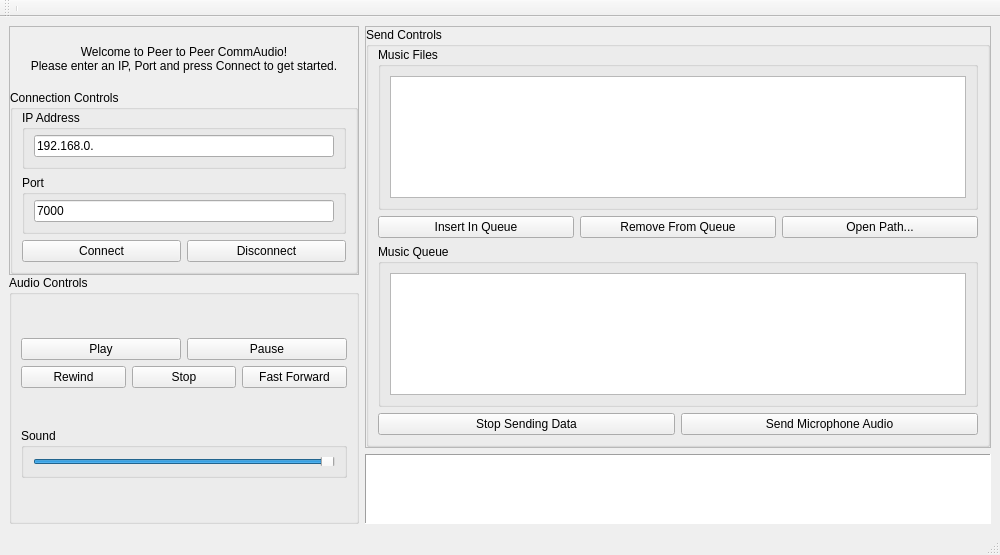
Before: the Qt Designer form UI/peertopeer.ui in JaegarSarauer/CommAudio, drawn with Qt 5.
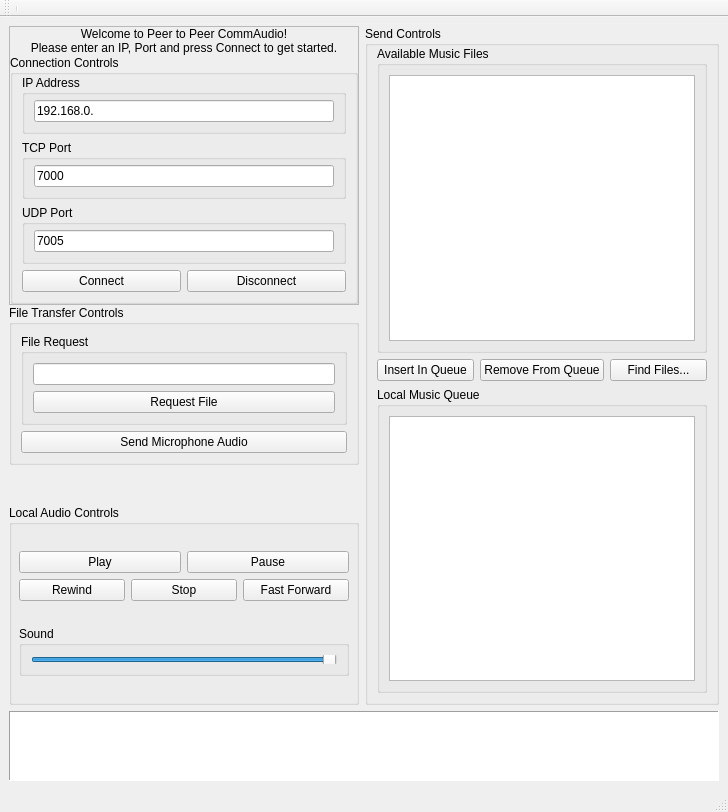
After: the same form once the commit is applied.

The edit to the form file:
```diff
--- a/UI/peertopeer.ui
+++ b/UI/peertopeer.ui
@@ -6,8 +6,8 @@
    <rect>
     <x>0</x>
     <y>0</y>
-    <width>1000</width>
-    <height>555</height>
+    <width>728</width>
+    <height>725</height>
    </rect>
   </property>
   <property name="windowTitle">
@@ -16,28 +16,29 @@
   <widget class="QWidget" name="centralWidget">
    <layout class="QHBoxLayout" name="horizontalLayout_3">
     <item>
-     <widget class="QWidget" name="widget" native="true">
-      <property name="maximumSize">
-       <size>
-        <width>350</width>
-        <height>16777215</height>
-       </size>
-      </property>
-      <layout class="QHBoxLayout" name="horizontalLayout_5" stretch="0">
-       <property name="leftMargin">
-        <number>0</number>
-       </property>
-       <property name="topMargin">
-        <number>0</number>
-       </property>
+     <layout class="QVBoxLayout" name="verticalLayout_13">
        <property name="rightMargin">
         <number>0</number>
        </property>
-       <property name="bottomMargin">
+      <item>
+       <layout class="QHBoxLayout" name="horizontalLayout_6">
+        <property name="rightMargin">
         <number>0</number>
        </property>
        <item>
         <widget class="QFrame" name="frame_2">
+          <property name="minimumSize">
+           <size>
+            <width>250</width>
+            <height>0</height>
+           </size>
+          </property>
+          <property name="maximumSize">
+           <size>
+            <width>350</width>
+            <height>16777215</height>
+           </size>
+          </property>
          <layout class="QVBoxLayout" name="verticalLayout_15">
           <property name="spacing">
            <number>0</number>
@@ -165,7 +166,7 @@
                    </size>
                   </property>
                   <property name="title">
-                   <string>Port</string>
+                    <string>TCP Port</string>
                   </property>
                   <layout class="QVBoxLayout" name="verticalLayout_9">
                    <property name="topMargin">
@@ -181,6 +182,31 @@
                   </layout>
                  </widget>
                 </item>
+                 <item>
+                  <widget class="QGroupBox" name="portControlsUDP">
+                   <property name="maximumSize">
+                    <size>
+                     <width>16777215</width>
+                     <height>60</height>
+                    </size>
+                   </property>
+                   <property name="title">
+                    <string>UDP Port</string>
+                   </property>
+                   <layout class="QVBoxLayout" name="verticalLayout_12">
+                    <property name="topMargin">
+                     <number>5</number>
+                    </property>
+                    <item>
+                     <widget class="QLineEdit" name="lineUDPPort">
+                      <property name="text">
+                       <string>7005</string>
+                      </property>
+                     </widget>
+                    </item>
+                   </layout>
+                  </widget>
+                 </item>
                 <item>
                  <layout class="QHBoxLayout" name="horizontalLayout_9">
                   <item>
@@ -206,12 +232,73 @@
            </widget>
           </item>
           <item>
-           <layout class="QVBoxLayout" name="verticalLayout_12" stretch="0">
+            <layout class="QVBoxLayout" name="userControls" stretch="0,0">
             <property name="spacing">
              <number>10</number>
             </property>
+             <property name="sizeConstraint">
+              <enum>QLayout::SetMinimumSize</enum>
+             </property>
+             <item>
+              <widget class="QGroupBox" name="fileTransferControls">
+               <property name="maximumSize">
+                <size>
+                 <width>16777215</width>
+                 <height>200</height>
+                </size>
+               </property>
+               <property name="title">
+                <string>File Transfer Controls</string>
+               </property>
+               <layout class="QVBoxLayout" name="verticalLayout_11">
+                <item>
+                 <widget class="QGroupBox" name="groupBox_3">
+                  <property name="maximumSize">
+                   <size>
+                    <width>16777215</width>
+                    <height>120</height>
+                   </size>
+                  </property>
+                  <property name="title">
+                   <string>File Request</string>
+                  </property>
+                  <layout class="QVBoxLayout" name="verticalLayout_14">
+                   <item>
+                    <widget class="QLineEdit" name="lineEdit"/>
+                   </item>
+                   <item>
+                    <widget class="QPushButton" name="pushButton">
+                     <property name="text">
+                      <string>Request File</string>
+                     </property>
+                    </widget>
+                   </item>
+                  </layout>
+                 </widget>
+                </item>
+                <item>
+                 <widget class="QPushButton" name="SendMicrophone">
+                  <property name="text">
+                   <string>Send Microphone Audio</string>
+                  </property>
+                 </widget>
+                </item>
+               </layout>
+              </widget>
+             </item>
+             <item>
+              <layout class="QHBoxLayout" name="horizontalLayout_5">
+               <property name="topMargin">
+                <number>30</number>
+               </property>
             <item>
              <widget class="QGroupBox" name="audioControlsFrame">
+                 <property name="minimumSize">
+                  <size>
+                   <width>0</width>
+                   <height>200</height>
+                  </size>
+                 </property>
               <property name="maximumSize">
                <size>
                 <width>16777215</width>
@@ -219,9 +306,21 @@
                </size>
               </property>
               <property name="title">
-               <string>Audio Controls</string>
+                  <string>Local Audio Controls</string>
               </property>
               <layout class="QVBoxLayout" name="verticalLayout_5">
+                  <property name="leftMargin">
+                   <number>7</number>
+                  </property>
+                  <property name="topMargin">
+                   <number>7</number>
+                  </property>
+                  <property name="rightMargin">
+                   <number>7</number>
+                  </property>
+                  <property name="bottomMargin">
+                   <number>7</number>
+                  </property>
                <item>
                 <layout class="QGridLayout" name="gridLayout_2">
                  <item row="1" column="0">
@@ -306,41 +405,20 @@
            </layout>
           </item>
          </layout>
-        </widget>
        </item>
       </layout>
      </widget>
     </item>
-    <item>
-     <layout class="QVBoxLayout" name="verticalLayout_14">
-      <item>
-       <widget class="QFrame" name="controlsFrame">
-        <property name="enabled">
-         <bool>true</bool>
-        </property>
-        <property name="frameShape">
-         <enum>QFrame::StyledPanel</enum>
-        </property>
-        <property name="frameShadow">
-         <enum>QFrame::Raised</enum>
-        </property>
-        <layout class="QVBoxLayout" name="verticalLayout_13">
-         <property name="leftMargin">
-          <number>0</number>
-         </property>
-         <property name="topMargin">
-          <number>0</number>
-         </property>
-         <property name="rightMargin">
-          <number>0</number>
-         </property>
-         <property name="bottomMargin">
-          <number>0</number>
-         </property>
          <item>
           <layout class="QVBoxLayout" name="verticalLayout_3">
            <item>
-            <widget class="QGroupBox" name="groupBox_3">
+           <widget class="QGroupBox" name="controlsFrame">
+            <property name="minimumSize">
+             <size>
+              <width>0</width>
+              <height>0</height>
+             </size>
+            </property>
              <property name="title">
               <string>Send Controls</string>
              </property>
@@ -351,7 +429,7 @@
               <item>
                <widget class="QGroupBox" name="groupBox_2">
                 <property name="title">
-                 <string>Music Files</string>
+                <string>Available Music Files</string>
                 </property>
                 <layout class="QVBoxLayout" name="verticalLayout_2">
                  <item>
@@ -379,7 +457,7 @@
                 <item>
                  <widget class="QPushButton" name="OpenPathButton">
                   <property name="text">
-                   <string>Open Path...</string>
+                  <string>Find Files...</string>
                   </property>
                  </widget>
                 </item>
@@ -388,7 +466,7 @@
               <item>
                <widget class="QGroupBox" name="groupBox">
                 <property name="title">
-                 <string>Music Queue</string>
+                <string>Local Music Queue</string>
                 </property>
                 <layout class="QVBoxLayout" name="verticalLayout">
                  <item>
@@ -397,34 +475,12 @@
                 </layout>
                </widget>
               </item>
-              <item>
-               <layout class="QHBoxLayout" name="horizontalLayout_6">
-                <item>
-                 <widget class="QPushButton" name="DataSendingButton">
-                  <property name="mouseTracking">
-                   <bool>false</bool>
-                  </property>
-                  <property name="text">
-                   <string>Stop Sending Data</string>
-                  </property>
-                 </widget>
-                </item>
-                <item>
-                 <widget class="QPushButton" name="SendMicrophone">
-                  <property name="text">
-                   <string>Send Microphone Audio</string>
-                  </property>
-                 </widget>
-                </item>
-               </layout>
-              </item>
-             </layout>
+            </layout>
             </widget>
            </item>
           </layout>
          </item>
         </layout>
-       </widget>
       </item>
       <item>
        <widget class="QListWidget" name="StatusBar">
```
Left out of the diff: 2 changed lines with no effect on the pictures. Lines whose indentation alone changed are shown as unchanged.
